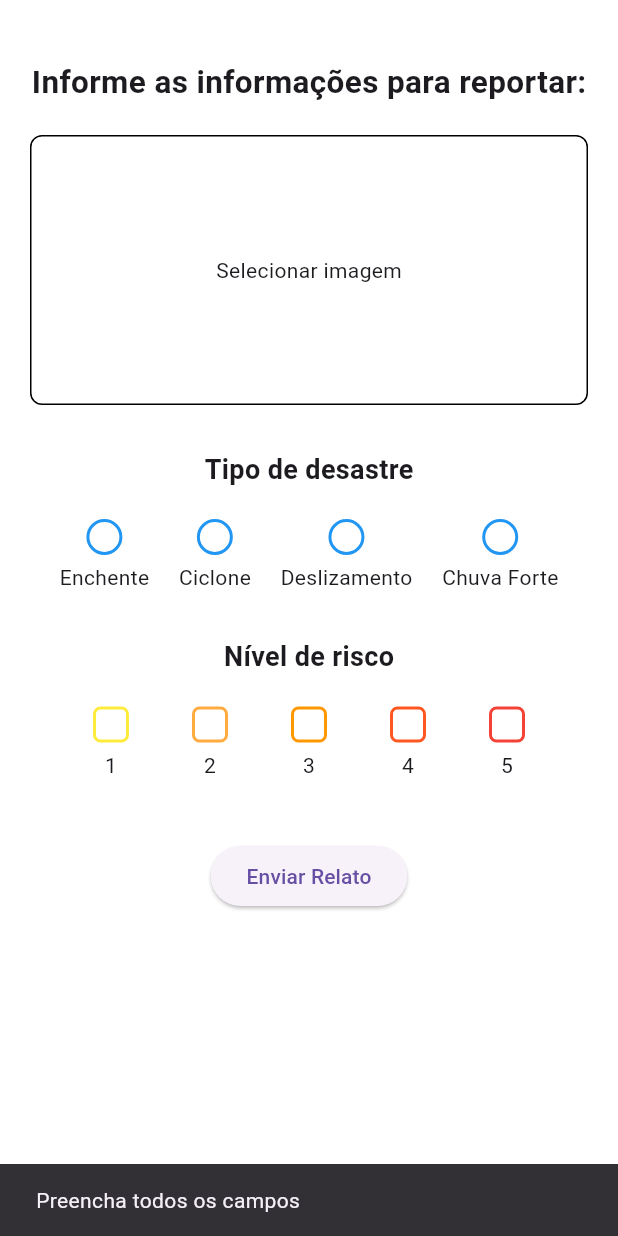
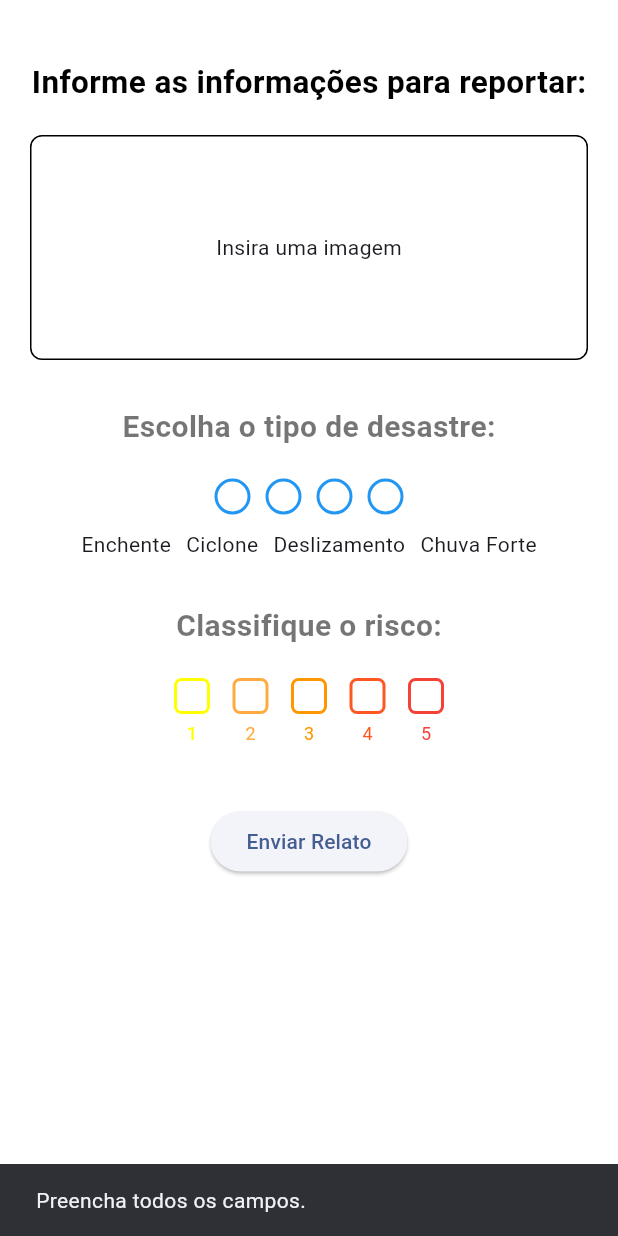
Before and after one commit to Beto-Ribeiro/Projeto-Integrador-SMDN, a Flutter app: the screen it shows after launch, after a tap on "Enviar Relato", on a phone screen of 412 x 824 dp. Run offline on Flutter 3.47's test engine with Material 3 defaults, Android fonts, the phone set to English and light mode, and no system bars; our stand-ins replace file_picker, flutter_svg, supabase_flutter; accounts and stored records are empty; project files that could hold a hidden picture were left out.

Commit message:
Tela Relatos quase pronta

```diff
--- a/lib/main.dart
+++ b/lib/main.dart
@@ -2,44 +2,33 @@
 import 'package:branch1/telas/Relatos.dart';
 import 'package:flutter/material.dart';
 import 'package:supabase_flutter/supabase_flutter.dart';
+import 'package:flutter_svg/flutter_svg.dart';
+import 'telas/exportador_import.dart';
 
 void main() async {
-
   WidgetsFlutterBinding.ensureInitialized();
 
   await Supabase.initialize(
-
     url: 'https://robfgvtnoooivihlnomr.supabase.co',
-
     anonKey: 'sb_publishable_eVCeoqzfhoAgkpBnJxzs7w_-PGO0TO9',
-
   );
 
-  await Supabase.instance.client.auth
-      .signInAnonymously();
-
-  runApp(
-    const MyApp(),
-  );
+  runApp( MyApp());
 }
 
 class MyApp extends StatelessWidget {
-
   const MyApp({super.key});
 
   @override
   Widget build(BuildContext context) {
-
-    return const MaterialApp(
-
-      debugShowCheckedModeBanner: false,
-
-      home: Relatos_tela(
-        title: '',
+    return MaterialApp(
+      title: 'Flutter Demo',
+      theme: ThemeData(
+        colorScheme: ColorScheme.fromSeed(
+          seedColor: Colors.blueAccent,
+        ),
       ),
+      home:Relatos_tela (title: 'maco'),
     );
   }
 }
-
-//url: 'https://robfgvtnoooivihlnomr.supabase.co',
-//anonKey: 'sb_publishable_eVCeoqzfhoAgkpBnJxzs7w_-PGO0TO9',
--- a/lib/telas/Relatos.dart
+++ b/lib/telas/Relatos.dart
@@ -1,8 +1,28 @@
 import 'dart:typed_data';
 
+import 'package:branch1/telas/exportador_import.dart';
 import 'package:file_picker/file_picker.dart';
 import 'package:flutter/material.dart';
 import 'package:supabase_flutter/supabase_flutter.dart';
+
+void main() async {
+
+  WidgetsFlutterBinding.ensureInitialized();
+
+
+
+  runApp(
+
+    const MaterialApp(
+
+      debugShowCheckedModeBanner: false,
+
+      home: Relatos_tela(
+        title: '',
+      ),
+    ),
+  );
+}
 
 class Relatos_tela extends StatefulWidget {
 
@@ -33,7 +53,7 @@ class _Relatos_telaState
 
   Future<void> selecionarImagem() async {
 
-    final resultado =
+    FilePickerResult? resultado =
     await FilePicker.platform.pickFiles(
 
       type: FileType.image,
@@ -63,12 +83,9 @@ class _Relatos_telaState
       final supabase =
           Supabase.instance.client;
 
-      print(
-        supabase.auth.currentUser,
-      );
-
       if (tipoSelecionado == null ||
           nivelSelecionado == null ||
+          imagemSelecionada == null ||
           imagemBytes == null) {
 
         ScaffoldMessenger.of(context)
@@ -77,7 +94,7 @@ class _Relatos_telaState
           const SnackBar(
 
             content: Text(
-              'Preencha todos os campos',
+              'Preencha todos os campos.',
             ),
           ),
         );
@@ -143,6 +160,9 @@ class _Relatos_telaState
         'rel_descricao':
         nivelRisco,
 
+        'rel_user_id':
+        'd5915095-8664-495d-a24f-f2d3a2dcf652',
+
       })
 
           .select()
@@ -156,17 +176,17 @@ class _Relatos_telaState
 
           '${DateTime.now().millisecondsSinceEpoch}.png';
 
-      final caminhoImagem =
+      final path =
 
           'relatos/$relatoId/$nomeArquivo';
 
       await supabase.storage
 
-          .from('Foto_Storage')
+          .from('fotos')
 
           .uploadBinary(
 
-        caminhoImagem,
+        path,
 
         imagemBytes!,
 
@@ -174,15 +194,15 @@ class _Relatos_telaState
 
       await supabase
 
-          .from('Foto')
+          .from('Fotos')
 
           .insert({
 
         'rel_id':
         relatoId,
 
-        'fot_url':
-        caminhoImagem,
+        'foto_path':
+        path,
 
       });
 
@@ -192,7 +212,7 @@ class _Relatos_telaState
         const SnackBar(
 
           content: Text(
-            'Relato enviado com sucesso',
+            'Relato enviado com sucesso!',
           ),
         ),
       );
@@ -212,114 +232,6 @@ class _Relatos_telaState
         ),
       );
     }
-  }
-
-  Widget radioTipo(
-      int valor,
-      String texto,
-      ) {
-
-    return Column(
-
-      children: [
-
-        GestureDetector(
-
-          onTap: () {
-
-            setState(() {
-
-              tipoSelecionado = valor;
-
-            });
-          },
-
-          child: Container(
-
-            width: 24,
-            height: 24,
-
-            decoration: BoxDecoration(
-
-              shape: BoxShape.circle,
-
-              color:
-
-              tipoSelecionado == valor
-
-                  ? Colors.blue
-
-                  : Colors.transparent,
-
-              border: Border.all(
-
-                color: Colors.blue,
-
-                width: 2,
-              ),
-            ),
-          ),
-        ),
-
-        const SizedBox(height: 5),
-
-        Text(texto),
-      ],
-    );
-  }
-
-  Widget nivelBox(
-      int valor,
-      Color cor,
-      String texto,
-      ) {
-
-    return Column(
-
-      children: [
-
-        GestureDetector(
-
-          onTap: () {
-
-            setState(() {
-
-              nivelSelecionado = valor;
-
-            });
-          },
-
-          child: Container(
-
-            width: 24,
-            height: 24,
-
-            decoration: BoxDecoration(
-
-              color:
-
-              nivelSelecionado == valor
-
-                  ? cor
-
-                  : Colors.transparent,
-
-              border: Border.all(
-                color: cor,
-                width: 2,
-              ),
-
-              borderRadius:
-              BorderRadius.circular(5),
-            ),
-          ),
-        ),
-
-        const SizedBox(height: 5),
-
-        Text(texto),
-      ],
-    );
   }
 
   @override
@@ -353,6 +265,8 @@ class _Relatos_telaState
 
                     fontWeight:
                     FontWeight.bold,
+
+                    color: Colors.black,
                   ),
                 ),
 
@@ -366,14 +280,17 @@ class _Relatos_telaState
 
                     width: double.infinity,
 
-                    height: 180,
+                    height: 150,
 
                     decoration: BoxDecoration(
 
-                      border: Border.all(),
+                      border: Border.all(
+                        color: Colors.black,
+                      ),
 
                       borderRadius:
                       BorderRadius.circular(8),
+
                     ),
 
                     child: imagemBytes == null
@@ -381,14 +298,14 @@ class _Relatos_telaState
                         ? const Center(
 
                       child: Text(
-                        'Selecionar imagem',
+                        'Insira uma imagem',
                       ),
                     )
 
                         : ClipRRect(
 
                       borderRadius:
-                      BorderRadius.circular(8),
+                      BorderRadius.circular(7),
 
                       child: Image.memory(
 
@@ -404,14 +321,16 @@ class _Relatos_telaState
 
                 const Text(
 
-                  'Tipo de desastre',
+                  'Escolha o tipo de desastre:',
 
                   style: TextStyle(
 
-                    fontSize: 18,
+                    fontSize: 20,
 
                     fontWeight:
                     FontWeight.bold,
+
+                    color: Colors.black54,
                   ),
                 ),
 
@@ -420,29 +339,46 @@ class _Relatos_telaState
                 Row(
 
                   mainAxisAlignment:
-                  MainAxisAlignment.spaceEvenly,
+                  MainAxisAlignment.center,
 
                   children: [
 
-                    radioTipo(
-                      0,
-                      'Enchente',
-                    ),
+                    radioTipo(0),
 
-                    radioTipo(
-                      1,
-                      'Ciclone',
-                    ),
+                    const SizedBox(width: 10),
 
-                    radioTipo(
-                      2,
-                      'Deslizamento',
-                    ),
+                    radioTipo(1),
 
-                    radioTipo(
-                      3,
-                      'Chuva Forte',
-                    ),
+                    const SizedBox(width: 10),
+
+                    radioTipo(2),
+
+                    const SizedBox(width: 10),
+
+                    radioTipo(3),
+
+                  ],
+                ),
+
+                const SizedBox(height: 10),
+
+                const Wrap(
+
+                  alignment:
+                  WrapAlignment.center,
+
+                  spacing: 10,
+
+                  children: [
+
+                    Text('Enchente'),
+
+                    Text('Ciclone'),
+
+                    Text('Deslizamento'),
+
+                    Text('Chuva Forte'),
+
                   ],
                 ),
 
@@ -450,14 +386,16 @@ class _Relatos_telaState
 
                 const Text(
 
-                  'Nível de risco',
+                  'Classifique o risco:',
 
                   style: TextStyle(
 
-                    fontSize: 18,
+                    fontSize: 20,
 
                     fontWeight:
                     FontWeight.bold,
+
+                    color: Colors.black54,
                   ),
                 ),
 
@@ -466,38 +404,46 @@ class _Relatos_telaState
                 Row(
 
                   mainAxisAlignment:
-                  MainAxisAlignment.spaceEvenly,
+                  MainAxisAlignment.center,
 
                   children: [
 
                     nivelBox(
                       0,
-                      Colors.yellow,
-                      '1',
+                      Colors.yellowAccent,
+                      "1",
                     ),
+
+                    const SizedBox(width: 15),
 
                     nivelBox(
                       1,
                       Colors.orangeAccent,
-                      '2',
+                      "2",
                     ),
+
+                    const SizedBox(width: 15),
 
                     nivelBox(
                       2,
                       Colors.orange,
-                      '3',
+                      "3",
                     ),
+
+                    const SizedBox(width: 15),
 
                     nivelBox(
                       3,
                       Colors.deepOrange,
-                      '4',
+                      "4",
                     ),
+
+                    const SizedBox(width: 15),
 
                     nivelBox(
                       4,
                       Colors.red,
-                      '5',
+                      "5",
                     ),
                   ],
                 ),
@@ -519,4 +465,113 @@ class _Relatos_telaState
       ),
     );
   }
+
+  Widget radioTipo(int valor) {
+
+    return GestureDetector(
+
+      onTap: () {
+
+        setState(() {
+
+          tipoSelecionado = valor;
+
+        });
+      },
+
+      child: Container(
+
+        width: 24,
+        height: 24,
+
+        decoration: BoxDecoration(
+
+          shape: BoxShape.circle,
+
+          color:
+
+          tipoSelecionado == valor
+
+              ? Colors.blue
+
+              : Colors.transparent,
+
+          border: Border.all(
+
+            color: Colors.blue,
+
+            width: 2,
+          ),
+        ),
+      ),
+    );
+  }
+
+  Widget nivelBox(
+
+      int valor,
+      Color cor,
+      String texto,
+
+      ) {
+
+    return Column(
+
+      children: [
+
+        GestureDetector(
+
+          onTap: () {
+
+            setState(() {
+
+              nivelSelecionado = valor;
+
+            });
+          },
+
+          child: Container(
+
+            width: 24,
+            height: 24,
+
+            decoration: BoxDecoration(
+
+              borderRadius:
+              BorderRadius.circular(5),
+
+              color:
+
+              nivelSelecionado == valor
+
+                  ? cor
+
+                  : Colors.transparent,
+
+              border: Border.all(
+
+                color: cor,
+
+                width: 2,
+              ),
+            ),
+          ),
+        ),
+
+        const SizedBox(height: 4),
+
+        Text(
+
+          texto,
+
+          style: TextStyle(
+
+            fontSize: 12,
+
+            color: cor,
+          ),
+        ),
+      ],
+    );
+  }
 }
```
